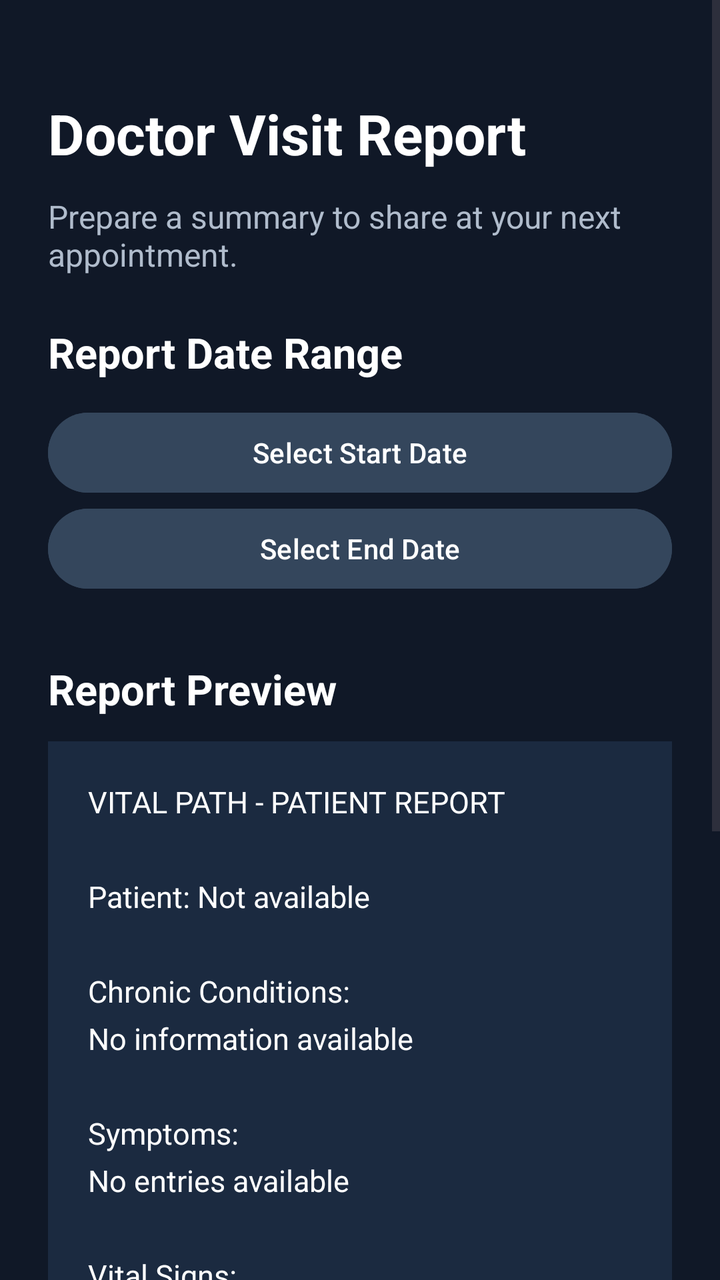
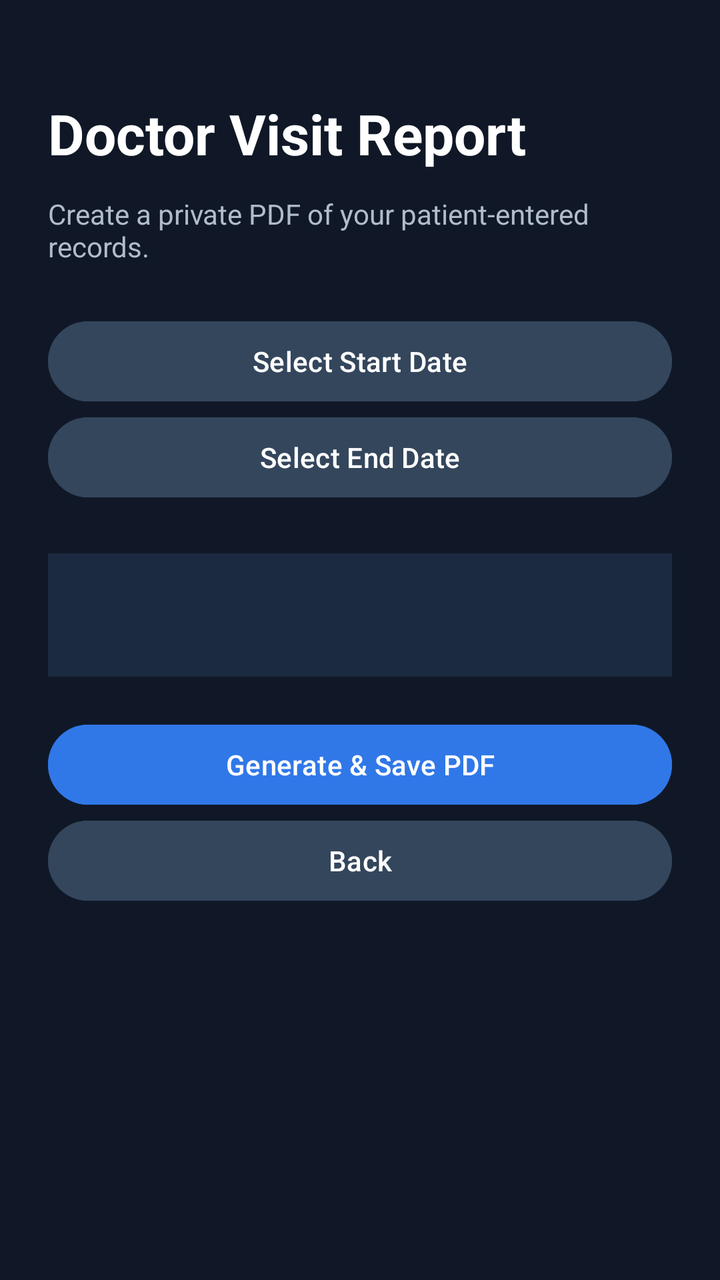

Two renders of the same Android screen: before a commit and after it. Below are the layout's source before the change and the commit's diff.
<!-- AndroidManifest.xml: application theme Theme.VitalPath -->
<!-- res/layout/activity_report.xml -->
<?xml version="1.0" encoding="utf-8"?>
<ScrollView
    xmlns:android="http://schemas.android.com/apk/res/android"
    android:layout_width="match_parent"
    android:layout_height="match_parent"
    android:background="#101827"
    android:fillViewport="true">

    <LinearLayout
        android:layout_width="match_parent"
        android:layout_height="wrap_content"
        android:orientation="vertical"
        android:padding="24dp">

        <TextView
            android:layout_width="match_parent"
            android:layout_height="wrap_content"
            android:text="Doctor Visit Report"
            android:textColor="#FFFFFF"
            android:textSize="28sp"
            android:textStyle="bold"
            android:layout_marginTop="24dp"/>

        <TextView
            android:layout_width="match_parent"
            android:layout_height="wrap_content"
            android:text="Prepare a summary to share at your next appointment."
            android:textColor="#B0BCCC"
            android:textSize="16sp"
            android:layout_marginTop="12dp"
            android:layout_marginBottom="24dp"/>

        <TextView
            android:layout_width="match_parent"
            android:layout_height="wrap_content"
            android:text="Report Date Range"
            android:textColor="#FFFFFF"
            android:textSize="21sp"
            android:textStyle="bold"/>

        <Button
            android:id="@+id/btnReportStartDate"
            android:layout_width="match_parent"
            android:layout_height="wrap_content"
            android:text="Select Start Date"
            android:textColor="#FFFFFF"
            android:backgroundTint="#34465C"
            android:layout_marginTop="12dp"/>

        <Button
            android:id="@+id/btnReportEndDate"
            android:layout_width="match_parent"
            android:layout_height="wrap_content"
            android:text="Select End Date"
            android:textColor="#FFFFFF"
            android:backgroundTint="#34465C"/>

        <TextView
            android:layout_width="match_parent"
            android:layout_height="wrap_content"
            android:text="Report Preview"
            android:textColor="#FFFFFF"
            android:textSize="21sp"
            android:textStyle="bold"
            android:layout_marginTop="32dp"/>

        <TextView
            android:layout_width="match_parent"
            android:layout_height="wrap_content"
            android:padding="20dp"
            android:background="#1B2A40"
            android:text="VITAL PATH - PATIENT REPORT\n\nPatient: Not available\n\nChronic Conditions:\nNo information available\n\nSymptoms:\nNo entries available\n\nVital Signs:\nNo entries available\n\nMedications:\nNo medications available\n\nThis report is for personal health recordkeeping."
            android:textColor="#FFFFFF"
            android:textSize="15sp"
            android:lineSpacingExtra="6dp"
            android:layout_marginTop="12dp"/>

        <Button
            android:id="@+id/btnGeneratePDF"
            android:layout_width="match_parent"
            android:layout_height="wrap_content"
            android:text="Generate PDF"
            android:textColor="#FFFFFF"
            android:backgroundTint="#3078E8"
            android:layout_marginTop="32dp"/>

        <Button
            android:id="@+id/btnBackReport"
            android:layout_width="match_parent"
            android:layout_height="wrap_content"
            android:text="Back"
            android:textColor="#FFFFFF"
            android:backgroundTint="#34465C"/>

    </LinearLayout>
</ScrollView>
<!-- resources referenced by this layout -->
<resources>
  <style name="Theme.VitalPath" parent="Base.Theme.VitalPath" />
  <style name="Base.Theme.VitalPath" parent="Theme.Material3.DayNight.NoActionBar">
          
          
      </style>
</resources>

<!-- the commit's change to res/layout/activity_report.xml (unified diff, before → after) -->
@@ -1,96 +1,32 @@
 <?xml version="1.0" encoding="utf-8"?>
-<ScrollView
-    xmlns:android="http://schemas.android.com/apk/res/android"
-    android:layout_width="match_parent"
-    android:layout_height="match_parent"
-    android:background="#101827"
-    android:fillViewport="true">
-
-    <LinearLayout
-        android:layout_width="match_parent"
-        android:layout_height="wrap_content"
-        android:orientation="vertical"
-        android:padding="24dp">
-
-        <TextView
-            android:layout_width="match_parent"
-            android:layout_height="wrap_content"
-            android:text="Doctor Visit Report"
-            android:textColor="#FFFFFF"
-            android:textSize="28sp"
-            android:textStyle="bold"
-            android:layout_marginTop="24dp"/>
-
-        <TextView
-            android:layout_width="match_parent"
-            android:layout_height="wrap_content"
-            android:text="Prepare a summary to share at your next appointment."
-            android:textColor="#B0BCCC"
-            android:textSize="16sp"
-            android:layout_marginTop="12dp"
-            android:layout_marginBottom="24dp"/>
-
-        <TextView
-            android:layout_width="match_parent"
-            android:layout_height="wrap_content"
-            android:text="Report Date Range"
-            android:textColor="#FFFFFF"
-            android:textSize="21sp"
-            android:textStyle="bold"/>
-
-        <Button
-            android:id="@+id/btnReportStartDate"
-            android:layout_width="match_parent"
-            android:layout_height="wrap_content"
-            android:text="Select Start Date"
-            android:textColor="#FFFFFF"
-            android:backgroundTint="#34465C"
-            android:layout_marginTop="12dp"/>
-
-        <Button
-            android:id="@+id/btnReportEndDate"
-            android:layout_width="match_parent"
-            android:layout_height="wrap_content"
-            android:text="Select End Date"
-            android:textColor="#FFFFFF"
-            android:backgroundTint="#34465C"/>
-
-        <TextView
-            android:layout_width="match_parent"
-            android:layout_height="wrap_content"
-            android:text="Report Preview"
-            android:textColor="#FFFFFF"
-            android:textSize="21sp"
-            android:textStyle="bold"
-            android:layout_marginTop="32dp"/>
-
-        <TextView
-            android:layout_width="match_parent"
-            android:layout_height="wrap_content"
-            android:padding="20dp"
-            android:background="#1B2A40"
-            android:text="VITAL PATH - PATIENT REPORT\n\nPatient: Not available\n\nChronic Conditions:\nNo information available\n\nSymptoms:\nNo entries available\n\nVital Signs:\nNo entries available\n\nMedications:\nNo medications available\n\nThis report is for personal health recordkeeping."
-            android:textColor="#FFFFFF"
-            android:textSize="15sp"
-            android:lineSpacingExtra="6dp"
-            android:layout_marginTop="12dp"/>
-
-        <Button
-            android:id="@+id/btnGeneratePDF"
-            android:layout_width="match_parent"
-            android:layout_height="wrap_content"
-            android:text="Generate PDF"
-            android:textColor="#FFFFFF"
-            android:backgroundTint="#3078E8"
-            android:layout_marginTop="32dp"/>
-
-        <Button
-            android:id="@+id/btnBackReport"
-            android:layout_width="match_parent"
-            android:layout_height="wrap_content"
-            android:text="Back"
-            android:textColor="#FFFFFF"
-            android:backgroundTint="#34465C"/>
-
+<ScrollView xmlns:android="http://schemas.android.com/apk/res/android"
+    android:layout_width="match_parent" android:layout_height="match_parent"
+    android:background="#101827" android:fillViewport="true">
+    <LinearLayout android:layout_width="match_parent" android:layout_height="wrap_content"
+        android:orientation="vertical" android:padding="24dp">
+        <TextView android:layout_width="match_parent" android:layout_height="wrap_content"
+            android:text="Doctor Visit Report" android:textSize="28sp" android:textStyle="bold"
+            android:textColor="#FFFFFF" android:layout_marginTop="24dp" />
+        <TextView android:layout_width="match_parent" android:layout_height="wrap_content"
+            android:text="Create a private PDF of your patient-entered records."
+            android:textColor="#B0BCCC" android:layout_marginTop="12dp"
+            android:layout_marginBottom="24dp" />
+        <Button android:id="@+id/btnReportStartDate" android:layout_width="match_parent"
+            android:layout_height="wrap_content" android:text="Select Start Date"
+            android:backgroundTint="#34465C" android:textColor="#FFFFFF" />
+        <Button android:id="@+id/btnReportEndDate" android:layout_width="match_parent"
+            android:layout_height="wrap_content" android:text="Select End Date"
+            android:backgroundTint="#34465C" android:textColor="#FFFFFF" />
+        <TextView android:id="@+id/txtReportPreview" android:layout_width="match_parent"
+            android:layout_height="wrap_content" android:padding="20dp"
+            android:background="#1B2A40" android:textColor="#FFFFFF" android:textSize="16sp"
+            android:layout_marginTop="24dp" />
+        <Button android:id="@+id/btnGeneratePDF" android:layout_width="match_parent"
+            android:layout_height="wrap_content" android:text="Generate &amp; Save PDF"
+            android:backgroundTint="#3078E8" android:textColor="#FFFFFF"
+            android:layout_marginTop="20dp" />
+        <Button android:id="@+id/btnBackReport" android:layout_width="match_parent"
+            android:layout_height="wrap_content" android:text="Back"
+            android:backgroundTint="#34465C" android:textColor="#FFFFFF" />
     </LinearLayout>
 </ScrollView>
